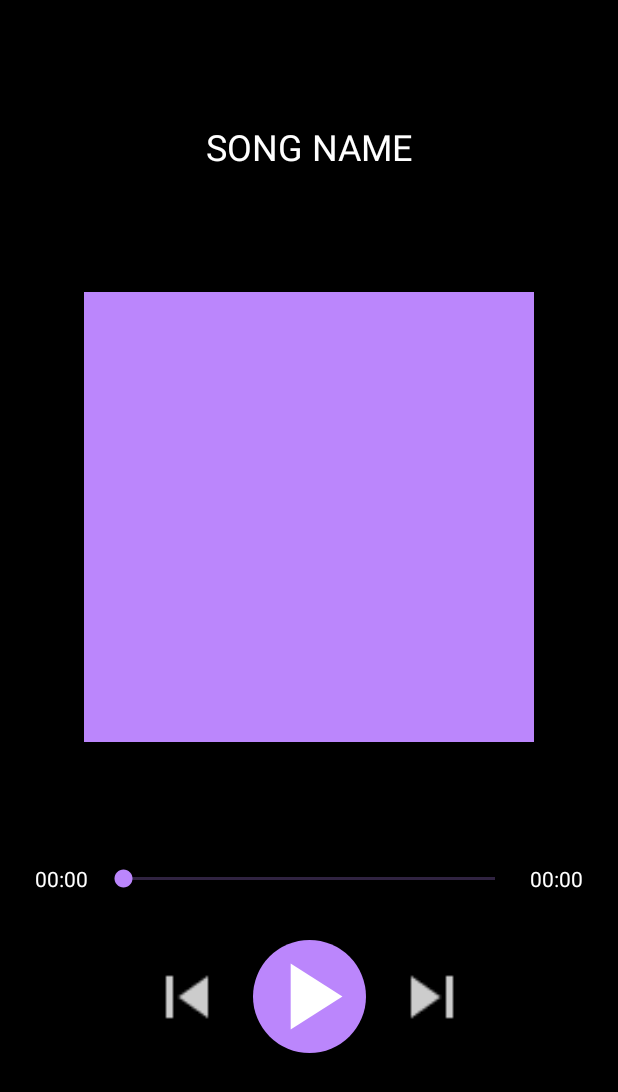
After one commit to donChelsea/Musically, an Android app: the layout fragment_song.xml on its own in the app's theme, with its tools: preview values and no code run, on a phone screen of 412 x 824 dp. The commit adds this screen. Shown: the top 1092 px of the screen. Run offline under Robolectric (Android 15) with nearby library versions, the phone set to English and light mode, and no system bars.

Commit message:
added fragments

```diff
--- /dev/null
+++ b/app/src/main/res/drawable-v24/circle_drawable.xml
@@ -0,0 +1,11 @@
+<?xml version="1.0" encoding="utf-8"?>
+<selector xmlns:android="http://schemas.android.com/apk/res/android">
+
+    <item>
+        <shape android:shape="oval">
+            <solid android:color="@color/purple_200"/>
+            <corners android:radius="100dp" />
+        </shape>
+    </item>
+
+</selector>
--- /dev/null
+++ b/app/src/main/res/drawable-v24/ic_skip.xml
@@ -0,0 +1,11 @@
+<vector xmlns:android="http://schemas.android.com/apk/res/android"
+    android:width="24dp"
+    android:height="24dp"
+    android:viewportWidth="24"
+    android:viewportHeight="24"
+    android:tint="#FFFFFF"
+    android:alpha="0.8">
+  <path
+      android:fillColor="@android:color/white"
+      android:pathData="M6,18l8.5,-6L6,6v12zM16,6v12h2V6h-2z"/>
+</vector>
--- /dev/null
+++ b/app/src/main/res/drawable-v24/ic_skip_previous.xml
@@ -0,0 +1,11 @@
+<vector xmlns:android="http://schemas.android.com/apk/res/android"
+    android:width="24dp"
+    android:height="24dp"
+    android:viewportWidth="24"
+    android:viewportHeight="24"
+    android:tint="#FFFFFF"
+    android:alpha="0.8">
+  <path
+      android:fillColor="@android:color/white"
+      android:pathData="M6,6h2v12L6,18zM9.5,12l8.5,6L18,6z"/>
+</vector>
--- /dev/null
+++ b/app/src/main/res/layout/fragment_song.xml
@@ -0,0 +1,121 @@
+<?xml version="1.0" encoding="utf-8"?>
+<androidx.constraintlayout.widget.ConstraintLayout xmlns:android="http://schemas.android.com/apk/res/android"
+    xmlns:app="http://schemas.android.com/apk/res-auto"
+    xmlns:tools="http://schemas.android.com/tools"
+    android:layout_width="match_parent"
+    android:layout_height="match_parent"
+    android:background="@color/black"
+    tools:context=".ui.fragments.SongFragment">
+
+    <com.google.android.material.textview.MaterialTextView
+        android:id="@+id/tvSongName"
+        android:layout_width="0dp"
+        android:layout_height="wrap_content"
+        android:text="SONG NAME"
+        android:gravity="center"
+        android:textSize="24sp"
+        android:textColor="@color/white"
+        app:layout_constraintBottom_toTopOf="@+id/ivSongImage"
+        app:layout_constraintEnd_toEndOf="parent"
+        app:layout_constraintHorizontal_bias="0.5"
+        app:layout_constraintStart_toStartOf="parent"
+        app:layout_constraintTop_toTopOf="parent" />
+
+    <ImageView
+        android:id="@+id/ivSongImage"
+        android:layout_width="300dp"
+        android:layout_height="300dp"
+        android:background="@color/purple_200"
+        app:layout_constraintBottom_toTopOf="@+id/guideline2"
+        app:layout_constraintEnd_toEndOf="parent"
+        app:layout_constraintHorizontal_bias="0.5"
+        app:layout_constraintStart_toStartOf="parent" />
+
+    <com.google.android.material.textview.MaterialTextView
+        android:id="@+id/tvCurTime"
+        android:layout_width="50dp"
+        android:layout_height="wrap_content"
+        android:gravity="center"
+        android:text="00:00"
+        android:layout_marginStart="16dp"
+        android:textSize="14sp"
+        android:textColor="@color/white"
+        app:layout_constraintBottom_toBottomOf="@+id/seekBar"
+        app:layout_constraintStart_toStartOf="parent"
+        app:layout_constraintTop_toTopOf="@+id/seekBar" />
+
+    <SeekBar
+        android:id="@+id/seekBar"
+        android:layout_width="0dp"
+        android:layout_height="18dp"
+        android:progressTint="@color/purple_200"
+        android:progressBackgroundTint="@color/purple_200"
+        android:backgroundTint="@color/purple_200"
+        android:textColor="@color/white"
+        android:thumbTint="@color/purple_200"
+        android:tickMarkTint="@color/purple_200"
+        android:foregroundTint="@color/purple_200"
+        app:layout_constraintEnd_toStartOf="@+id/tvSongDuration"
+        app:layout_constraintStart_toEndOf="@+id/tvCurTime"
+        app:layout_constraintTop_toTopOf="@+id/guideline3" />
+
+    <com.google.android.material.textview.MaterialTextView
+        android:id="@+id/tvSongDuration"
+        android:layout_width="50dp"
+        android:layout_height="wrap_content"
+        android:gravity="center"
+        android:text="00:00"
+        android:layout_marginEnd="16dp"
+        android:textSize="14sp"
+        android:textColor="@color/white"
+        app:layout_constraintBottom_toBottomOf="@+id/seekBar"
+        app:layout_constraintEnd_toEndOf="parent"
+        app:layout_constraintTop_toTopOf="@+id/seekBar" />
+
+    <ImageView
+        android:id="@+id/ivPlayPauseDetail"
+        android:layout_width="75dp"
+        android:layout_height="75dp"
+        android:layout_marginTop="32dp"
+        android:background="@drawable/circle_drawable"
+        android:src="@drawable/ic_play"
+        app:layout_constraintEnd_toEndOf="parent"
+        app:layout_constraintHorizontal_bias="0.5"
+        app:layout_constraintStart_toStartOf="parent"
+        app:layout_constraintTop_toBottomOf="@+id/seekBar" />
+
+    <ImageView
+        android:id="@+id/ivSkipPrevious"
+        android:layout_width="56dp"
+        android:layout_height="56dp"
+        android:layout_marginEnd="16dp"
+        android:src="@drawable/ic_skip_previous"
+        app:layout_constraintBottom_toBottomOf="@+id/ivPlayPauseDetail"
+        app:layout_constraintEnd_toStartOf="@+id/ivPlayPauseDetail"
+        app:layout_constraintTop_toTopOf="@+id/ivPlayPauseDetail" />
+
+    <ImageView
+        android:id="@+id/ivSkip"
+        android:layout_width="56dp"
+        android:layout_height="56dp"
+        android:layout_marginStart="16dp"
+        android:src="@drawable/ic_skip"
+        app:layout_constraintBottom_toBottomOf="@+id/ivPlayPauseDetail"
+        app:layout_constraintStart_toEndOf="@+id/ivPlayPauseDetail"
+        app:layout_constraintTop_toTopOf="@+id/ivPlayPauseDetail" />
+
+    <androidx.constraintlayout.widget.Guideline
+        android:id="@+id/guideline2"
+        android:layout_width="wrap_content"
+        android:layout_height="wrap_content"
+        android:orientation="horizontal"
+        app:layout_constraintGuide_percent="0.6" />
+
+    <androidx.constraintlayout.widget.Guideline
+        android:id="@+id/guideline3"
+        android:layout_width="wrap_content"
+        android:layout_height="wrap_content"
+        android:orientation="horizontal"
+        app:layout_constraintGuide_percent="0.7" />
+
+</androidx.constraintlayout.widget.ConstraintLayout>
```
Also changed, not shown: app/src/main/java/com/example/musically2/di/AppModule.kt (+6 -5 lines), app/src/main/java/com/example/musically2/exoplayer/PlaybackStateCompatExt.kt (added, +25 -0 lines), app/src/main/java/com/example/musically2/ui/fragments/HomeFragment.kt (added, +44 -0 lines), app/src/main/java/com/example/musically2/ui/fragments/SongFragment.kt (added, +111 -0 lines), app/src/main/java/com/example/musically2/ui/viewmodels/MainViewModel.kt (added, +85 -0 lines), app/src/main/res/layout/activity_main.xml (+9 -7 lines), app/src/main/res/layout/fragment_home.xml (added, +29 -0 lines), app/src/main/res/navigation/nav_graph.xml (+17 -2 lines), app/src/main/res/drawable-hdpi/ic_skip.png (added), app/src/main/res/drawable-hdpi/ic_skip_previous.png (added), app/src/main/res/drawable-mdpi/ic_skip.png (added), app/src/main/res/drawable-mdpi/ic_skip_previous.png (added), app/src/main/res/drawable-xhdpi/ic_skip.png (added), app/src/main/res/drawable-xhdpi/ic_skip_previous.png (added), 2 more files.
